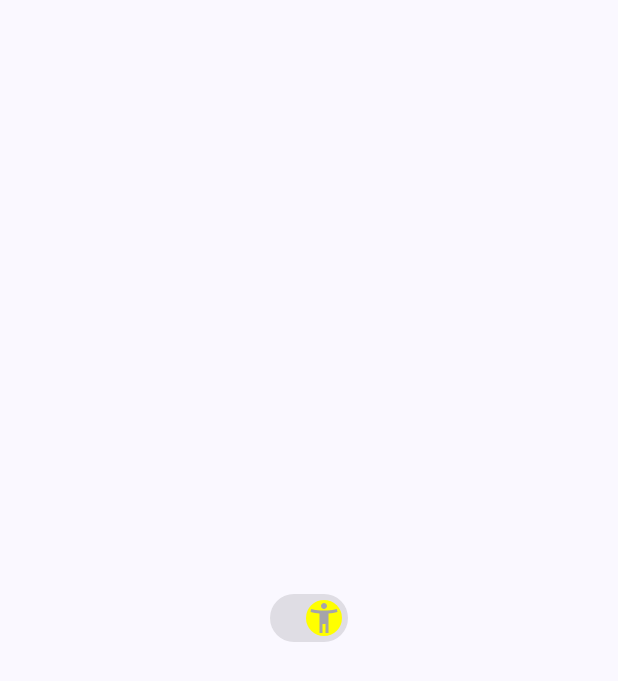
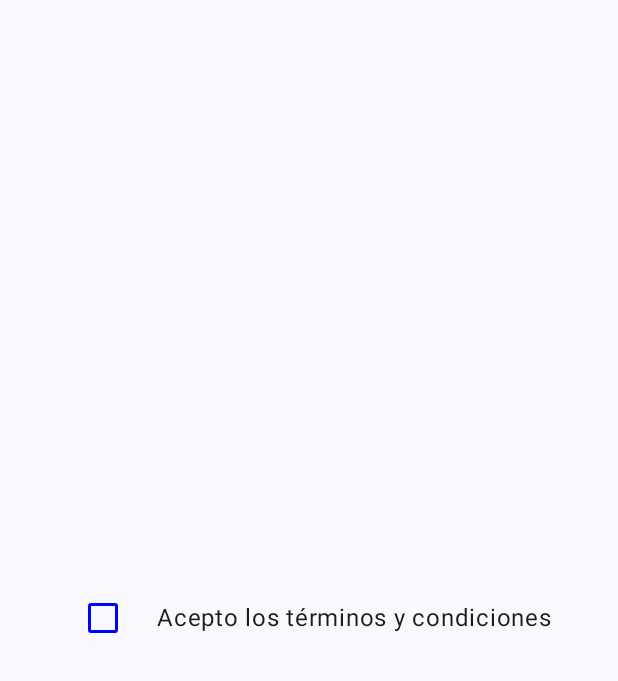
Before and after one commit to RafaelManzanoDev/JetpackComposeCursoMaterial3, an Android app built with Jetpack Compose: the screen it shows after launch (MainActivity), on a phone screen of 412 x 824 dp. Shown: the top 681 px of the screen. Run offline under Robolectric (Android 15) with nearby library versions, the phone set to English and light mode, and no system bars.

Commit message:
Seccion 9 - CheckBox

```diff
--- a/MyFirstComposeApp/app/src/main/java/es/rmanzanodev/myfirstcomposeapp/MainActivity.kt
+++ b/MyFirstComposeApp/app/src/main/java/es/rmanzanodev/myfirstcomposeapp/MainActivity.kt
@@ -14,6 +14,7 @@ import es.rmanzanodev.myfirstcomposeapp.component.progress.MyAdvancedProgressInd
 import es.rmanzanodev.myfirstcomposeapp.component.progress.MyAnimationProgressIndicator
 import es.rmanzanodev.myfirstcomposeapp.component.progress.MyCircularProgressIndicator
 import es.rmanzanodev.myfirstcomposeapp.component.progress.MyLinearProgressIndicator
+import es.rmanzanodev.myfirstcomposeapp.component.toggle.MyCheckBox
 import es.rmanzanodev.myfirstcomposeapp.component.toggle.MySwitch
 import es.rmanzanodev.myfirstcomposeapp.login.Greeting
 import es.rmanzanodev.myfirstcomposeapp.ui.theme.MyFirstComposeAppTheme
@@ -25,7 +26,7 @@ class MainActivity : ComponentActivity() {
         setContent {
             MyFirstComposeAppTheme {
                 Scaffold(modifier = Modifier.fillMaxSize()) { innerPadding ->
-                    MySwitch(Modifier.padding(innerPadding))
+                    MyCheckBox(Modifier.padding(innerPadding))
                 }
             }
         }
--- /dev/null
+++ b/MyFirstComposeApp/app/src/main/java/es/rmanzanodev/myfirstcomposeapp/component/toggle/MyCheckBox.kt
@@ -0,0 +1,45 @@
+package es.rmanzanodev.myfirstcomposeapp.component.toggle
+
+import androidx.compose.foundation.clickable
+import androidx.compose.foundation.layout.Box
+import androidx.compose.foundation.layout.Row
+import androidx.compose.foundation.layout.Spacer
+import androidx.compose.foundation.layout.fillMaxSize
+import androidx.compose.foundation.layout.width
+import androidx.compose.material3.Checkbox
+import androidx.compose.material3.CheckboxDefaults
+import androidx.compose.material3.Text
+import androidx.compose.runtime.Composable
+import androidx.compose.runtime.getValue
+import androidx.compose.runtime.mutableStateOf
+import androidx.compose.runtime.remember
+import androidx.compose.runtime.setValue
+import androidx.compose.ui.Alignment
+import androidx.compose.ui.Modifier
+import androidx.compose.ui.graphics.Color
+import androidx.compose.ui.unit.dp
+
+@Composable
+fun MyCheckBox(modifier: Modifier) {
+    var state by remember { mutableStateOf(false) }
+    Box(modifier = modifier.fillMaxSize(), contentAlignment = Alignment.Center) {
+        Row(
+            verticalAlignment = Alignment.CenterVertically,
+            modifier = Modifier.clickable { state = !state }) {
+            Checkbox(
+                checked = state,
+                onCheckedChange = { state = it },
+                enabled = true,
+                colors = CheckboxDefaults.colors(
+                    checkedColor = Color.Red,
+                    checkmarkColor = Color.Blue,
+                    uncheckedColor = Color.Blue,
+                    disabledCheckedColor = Color.Yellow,
+                    disabledUncheckedColor = Color.Green
+                )
+            )
+            Spacer(Modifier.width(12.dp))
+            Text(text = "Acepto los términos y condiciones")
+        }
+    }
+}
```
